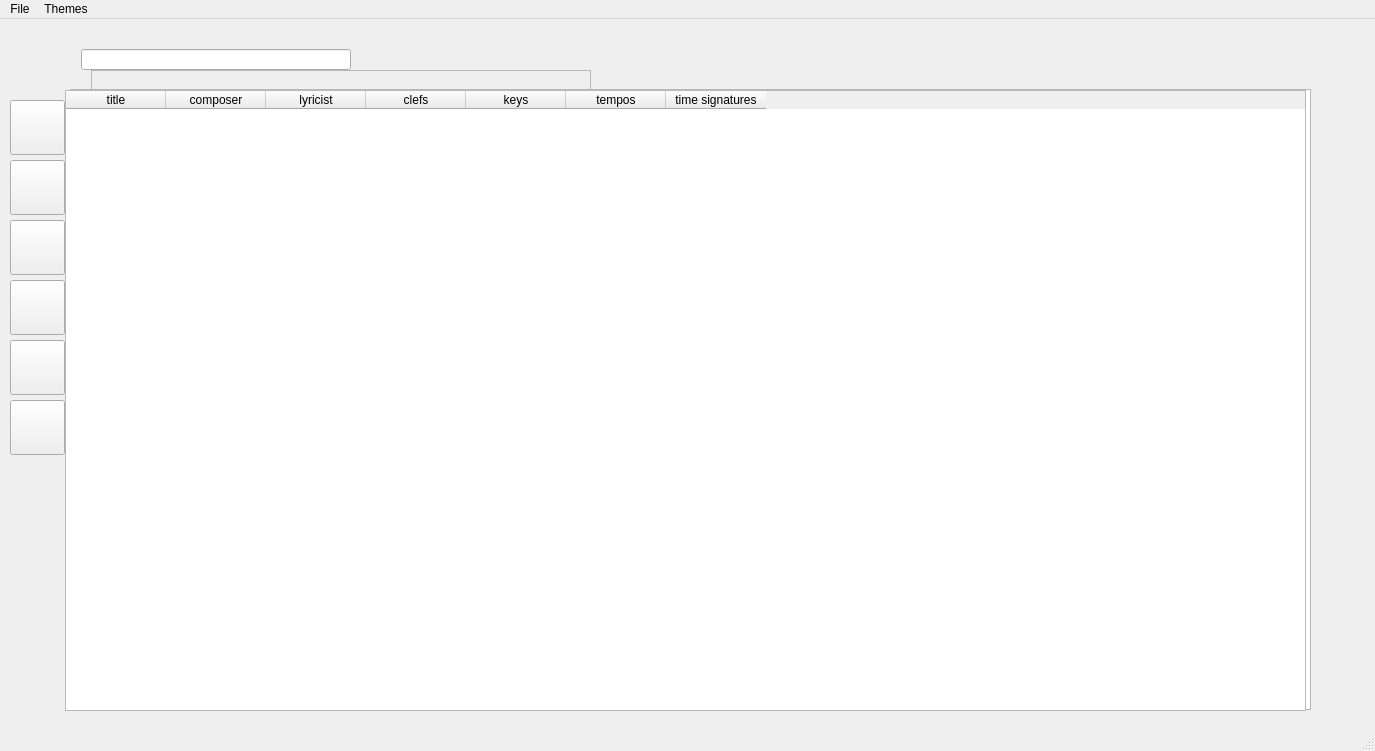
First picture: the form in implementation/primaries/GUI/designer_files/MainWindow.ui, repository Godley/Music-Library, before the edit.
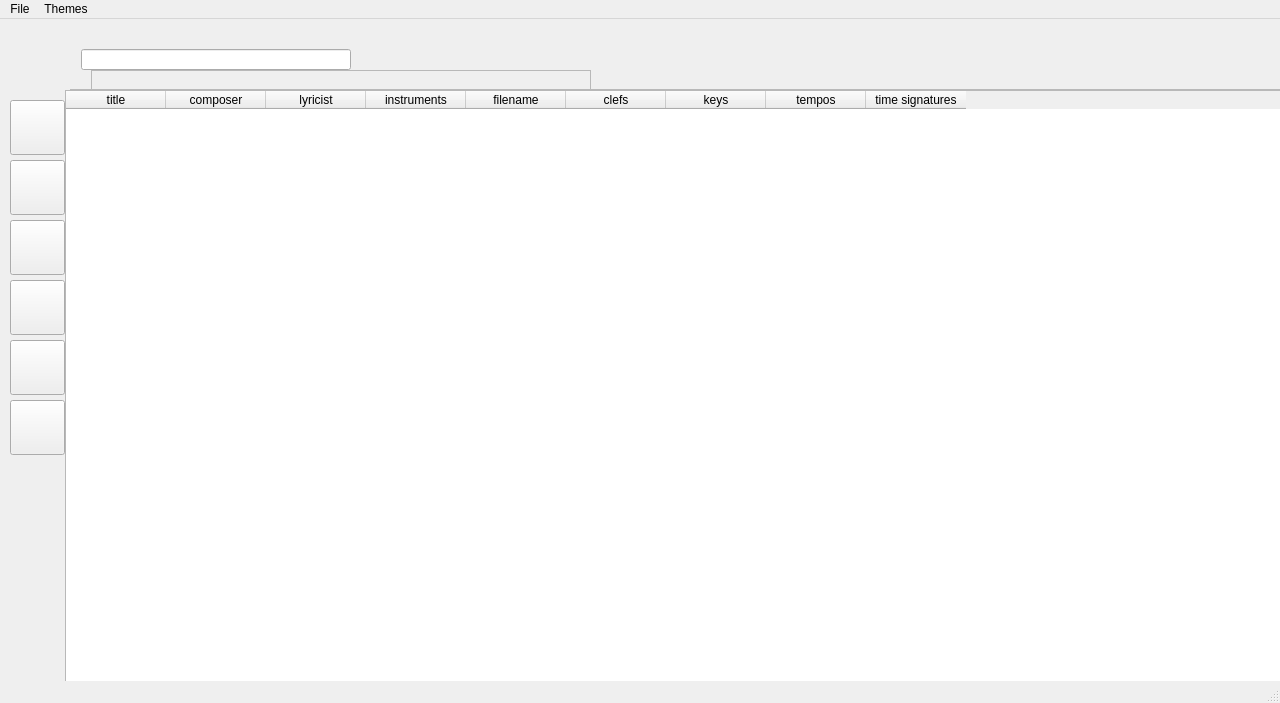
Second picture: the form after the edit.

Patch:
```diff
--- a/implementation/primaries/GUI/designer_files/MainWindow.ui
+++ b/implementation/primaries/GUI/designer_files/MainWindow.ui
@@ -6,8 +6,8 @@
    <rect>
     <x>0</x>
     <y>0</y>
-    <width>1375</width>
-    <height>751</height>
+    <width>1280</width>
+    <height>703</height>
    </rect>
   </property>
   <property name="sizePolicy">
@@ -358,6 +358,16 @@
       <string>lyricist</string>
      </property>
     </column>
+    <column>
+     <property name="text">
+      <string>instruments</string>
+     </property>
+    </column>
+    <column>
+     <property name="text">
+      <string>filename</string>
+     </property>
+    </column>
     <column>
      <property name="text">
       <string>clefs</string>
@@ -391,7 +401,7 @@
     <rect>
      <x>0</x>
      <y>0</y>
-     <width>1375</width>
+     <width>1280</width>
      <height>22</height>
     </rect>
    </property>
```
